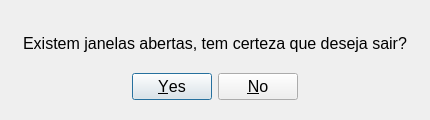
First picture: the form in Resources/UI/Componentes/ConfirmDialog.ui, repository Klubas/Projeto-SOAD, before the edit.
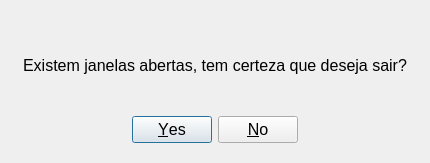
Second picture: the form after the edit.

The edit to the form file:
```diff
--- a/Resources/UI/Componentes/ConfirmDialog.ui
+++ b/Resources/UI/Componentes/ConfirmDialog.ui
@@ -10,9 +10,15 @@
     <x>0</x>
     <y>0</y>
     <width>430</width>
-    <height>120</height>
+    <height>163</height>
    </rect>
   </property>
+  <property name="sizePolicy">
+   <sizepolicy hsizetype="Preferred" vsizetype="Expanding">
+    <horstretch>0</horstretch>
+    <verstretch>0</verstretch>
+   </sizepolicy>
+  </property>
   <property name="minimumSize">
    <size>
     <width>430</width>
@@ -22,7 +28,7 @@
   <property name="maximumSize">
    <size>
     <width>430</width>
-    <height>150</height>
+    <height>300</height>
    </size>
   </property>
   <property name="font">
```
